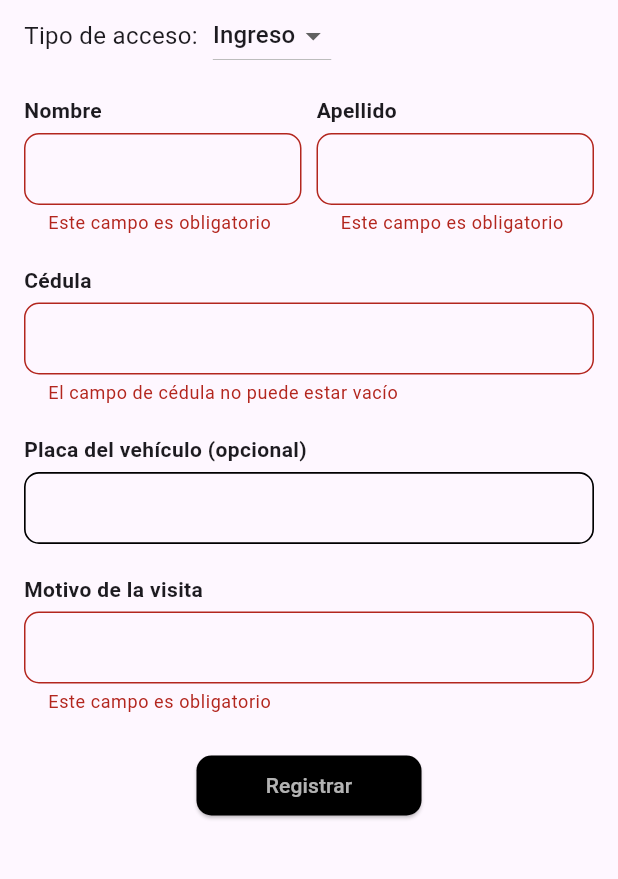
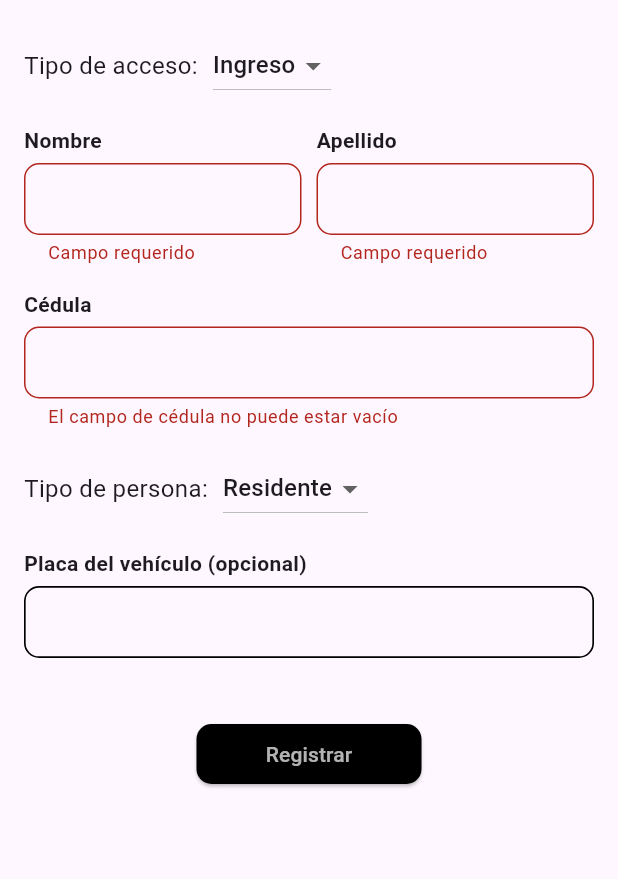
Before and after one commit to EdisonParedes/control_app, a Flutter app: the EntryExitScreen screen opened directly, after a tap on "Registrar", on a phone screen of 412 x 824 dp, the part 113-992 px from its top. Run offline on Flutter 3.47's test engine with Material 3 defaults, Android fonts, the phone set to English and light mode, and no system bars; our stand-ins replace cloud_firestore, firebase_auth, firebase_core, firebase_messaging, flutter_local_notifications, flutter_map and 6 more; missing offline and left inert: excel; accounts and stored records are empty; key blocks and very long unbroken strings in the code were emptied for the run.

Commit message:
4 commit

```diff
--- a/lib/screens/entry_exit_screen.dart
+++ b/lib/screens/entry_exit_screen.dart
@@ -22,20 +22,24 @@ class _EntryExitScreenState extends State<EntryExitScreen> {
   final TextEditingController _plateController = TextEditingController();
   final TextEditingController _reasonController = TextEditingController();
 
-  bool _isLoading = false;
-
   String _accessType = 'Ingreso';
+  String _personType = 'Residente';
+  String? _selectedReason;
+  final List<String> _motivosVisita = [
+    'Entrega',
+    'Reunión',
+    'Servicio Técnico',
+    'Visita Familiar',
+    'Otro',
+  ];
 
   Future<void> _registerAccess() async {
-    String cedula = _idController.text.trim();
-
     if (!_formKey.currentState!.validate()) return;
 
-    final dni = _idController.text.trim();
+    String dni = _idController.text.trim();
 
     if (_accessType == 'Ingreso') {
-      if (await cedulaTieneIngresoSinSalidaHoy(cedula)) {
-        // Mostrar alerta
+      if (await cedulaTieneIngresoSinSalidaHoy(dni)) {
         ScaffoldMessenger.of(context).showSnackBar(
           SnackBar(content: Text('Esta cédula ya fue registrada hoy.')),
         );
@@ -48,7 +52,7 @@ class _EntryExitScreenState extends State<EntryExitScreen> {
         'lastname': _lastnameController.text.trim(),
         'dni': dni,
         'plate': _plateController.text.trim(),
-        'reason': _reasonController.text.trim(),
+        'reason': _personType == 'Visitante' ? _selectedReason : 'Residente',
         'dateIn': Timestamp.now(),
         'dateOut': null,
         'timestamp': FieldValue.serverTimestamp(),
@@ -58,7 +62,6 @@ class _EntryExitScreenState extends State<EntryExitScreen> {
         SnackBar(content: Text('Ingreso registrado exitosamente.')),
       );
     } else {
-      // Lógica para registrar SALIDA
       final query =
           await FirebaseFirestore.instance
               .collection('access')
@@ -81,7 +84,6 @@ class _EntryExitScreenState extends State<EntryExitScreen> {
       }
 
       final docRef = query.docs.first.reference;
-
       await docRef.update({'dateOut': Timestamp.now()});
 
       ScaffoldMessenger.of(context).showSnackBar(
@@ -95,37 +97,30 @@ class _EntryExitScreenState extends State<EntryExitScreen> {
 
   Future<bool> isAuthorizedUser() async {
     final uid = FirebaseAuth.instance.currentUser?.uid;
-
     if (uid != null) {
       final doc =
           await FirebaseFirestore.instance.collection('users').doc(uid).get();
       final userRole = doc.data()?['rol'];
-
       return userRole == 'admin';
     }
-
     return false;
   }
 
   String? validateCedulaEcuatoriana(String? cedula) {
-    if (cedula == null || cedula.isEmpty) {
+    if (cedula == null || cedula.isEmpty)
       return 'El campo de cédula no puede estar vacío';
-    }
-    if (!RegExp(r'^\d{10}$').hasMatch(cedula)) {
-      return 'La cédula debe tener exactamente 10 dígitos \nnuméricos';
-    }
+    if (!RegExp(r'^\d{10}$').hasMatch(cedula))
+      return 'La cédula debe tener 10 dígitos numéricos';
 
     final digits = cedula.split('').map(int.parse).toList();
     final provinceCode = int.parse(cedula.substring(0, 2));
     final thirdDigit = digits[2];
 
-    if (provinceCode < 1 || provinceCode > 24) {
-      return 'El código de provincia (dos primeros dígitos)\n no es válido';
-    }
-    if (thirdDigit >= 6) {
-      return 'El tercer dígito no es válido para una cédula\n ecuatoriana';
-    }
-    // Algoritmo de validación del dígito verificador (módulo 10)
+    if (provinceCode < 1 || provinceCode > 24)
+      return 'Código de provincia inválido';
+    if (thirdDigit >= 6)
+      return 'Tercer dígito inválido para cédula ecuatoriana';
+
     int suma = 0;
     for (int i = 0; i < 9; i++) {
       int valor = digits[i];
@@ -138,10 +133,28 @@ class _EntryExitScreenState extends State<EntryExitScreen> {
     int verificador = 10 - (suma % 10);
     if (verificador == 10) verificador = 0;
 
-    if (verificador != digits[9]) {
-      return 'La cédula ingresada no es válida';
-    }
-    return null; // ✅ Cédula válida
+    if (verificador != digits[9]) return 'La cédula ingresada no es válida';
+    return null;
+  }
+
+  Future<bool> cedulaTieneIngresoSinSalidaHoy(String cedula) async {
+    final now = DateTime.now();
+    final startOfDay = DateTime(now.year, now.month, now.day);
+    final endOfDay = DateTime(now.year, now.month, now.day, 23, 59, 59);
+
+    final query =
+        await FirebaseFirestore.instance
+            .collection('access')
+            .where('dni', isEqualTo: cedula)
+            .where(
+              'dateIn',
+              isGreaterThanOrEqualTo: Timestamp.fromDate(startOfDay),
+            )
+            .where('dateIn', isLessThanOrEqualTo: Timestamp.fromDate(endOfDay))
+            .where('dateOut', isNull: true)
+            .get();
+
+    return query.docs.isNotEmpty;
   }
 
   Future<List<Map<String, dynamic>>> obtenerDatosDeAccesos() async {
@@ -171,140 +184,28 @@ class _EntryExitScreenState extends State<EntryExitScreen> {
     }).toList();
   }
 
-  @override
-  Widget build(BuildContext context) {
-    return Scaffold(
-      body: SafeArea(
-        child: SingleChildScrollView(
-          padding: const EdgeInsets.all(16.0),
-          child: Form(
-            key: _formKey,
-            child: Column(
-              crossAxisAlignment: CrossAxisAlignment.start,
-              children: [
-                const SizedBox(height: 30),
-                Center(
-                  child: Text(
-                    'Control de Ingreso y Salida',
-                    style: TextStyle(fontSize: 20, fontWeight: FontWeight.bold),
-                  ),
-                ),
-                const SizedBox(width: 20),
-                Row(
-                  children: [
-                    const Text(
-                      'Tipo de acceso:',
-                      style: TextStyle(fontSize: 16),
-                    ),
-                    const SizedBox(width: 10),
-                    DropdownButton<String>(
-                      value: _accessType,
-                      items:
-                          ['Ingreso', 'Salida'].map((tipo) {
-                            return DropdownMenuItem(
-                              value: tipo,
-                              child: Text(tipo),
-                            );
-                          }).toList(),
-                      onChanged: (value) {
-                        setState(() {
-                          _accessType = value!;
-                        });
-                      },
-                    ),
-                  ],
-                ),
-                const SizedBox(height: 16),
+  Future<void> _exportToPdf() async {
+    final datos = await obtenerDatosDeAccesos();
+    final pdfData = await PdfGenerator.generatePdf(datos);
+    await Printing.layoutPdf(onLayout: (PdfPageFormat format) async => pdfData);
+  }
 
-                // Solo si es INGRESO
-                if (_accessType == 'Ingreso') ...[
-                  Row(
-                    children: [
-                      Expanded(
-                        child: _buildTextField(
-                          'Nombre',
-                          _nameController,
-                          validator:
-                              (value) =>
-                                  value!.isEmpty
-                                      ? 'Este campo es obligatorio'
-                                      : null,
-                        ),
-                      ),
-                      const SizedBox(width: 10),
-                      Expanded(
-                        child: _buildTextField(
-                          'Apellido',
-                          _lastnameController,
-                          validator:
-                              (value) =>
-                                  value!.isEmpty
-                                      ? 'Este campo es obligatorio'
-                                      : null,
-                        ),
-                      ),
-                    ],
-                  ),
-                  const SizedBox(height: 20),
-                ],
+  Future<void> _exportToExcel() async {
+    final data = await obtenerDatosDeAccesos();
+    Navigator.push(
+      context,
+      MaterialPageRoute(builder: (_) => ExcelPreviewScreen(ingresos: data)),
+    );
+  }
 
-                // Siempre mostrar cédula
-                _buildTextField(
-                  'Cédula',
-                  _idController,
-                  validator: validateCedulaEcuatoriana,
-                ),
-                const SizedBox(height: 20),
-
-                // Solo si es INGRESO
-                if (_accessType == 'Ingreso') ...[
-                  _buildTextField(
-                    'Placa del vehículo (opcional)',
-                    _plateController,
-                  ),
-                  const SizedBox(height: 20),
-                  _buildTextField(
-                    'Motivo de la visita',
-                    _reasonController,
-                    validator:
-                        (value) =>
-                            value!.isEmpty ? 'Este campo es obligatorio' : null,
-                  ),
-                  const SizedBox(height: 24),
-                ],
-
-                // Botón Registrar
-                Center(child: _buildRegisterButton()),
-                const SizedBox(height: 10),
-
-                // Botones visibles solo para usuarios autorizados
-                FutureBuilder<bool>(
-                  future: isAuthorizedUser(),
-                  builder: (context, snapshot) {
-                    if (snapshot.connectionState == ConnectionState.waiting) {
-                      return const Center(child: CircularProgressIndicator());
-                    } else if (snapshot.hasData && snapshot.data == true) {
-                      return Center(
-                        child: Row(
-                          mainAxisAlignment: MainAxisAlignment.center,
-                          children: [
-                            _buildExportPdfButton(),
-                            const SizedBox(width: 5),
-                            _buildExportExcelButton(),
-                          ],
-                        ),
-                      );
-                    } else {
-                      return const SizedBox(); // No muestra nada si no es autorizado
-                    }
-                  },
-                ),
-              ],
-            ),
-          ),
-        ),
-      ),
-    );
+  void _clearControllers() {
+    _nameController.clear();
+    _lastnameController.clear();
+    _idController.clear();
+    _plateController.clear();
+    _reasonController.clear();
+    _selectedReason = null;
+    _personType = 'Residente';
   }
 
   Widget _buildTextField(
@@ -312,7 +213,7 @@ class _EntryExitScreenState extends State<EntryExitScreen> {
     TextEditingController controller, {
     bool obscureText = false,
     String? hintText,
-    String? Function(String?)? validator, // Agregamos el validator aquí
+    String? Function(String?)? validator,
   }) {
     return Column(
       crossAxisAlignment: CrossAxisAlignment.start,
@@ -363,56 +264,6 @@ class _EntryExitScreenState extends State<EntryExitScreen> {
     );
   }
 
-  Future<bool> cedulaTieneIngresoSinSalidaHoy(String cedula) async {
-    final now = DateTime.now();
-    final startOfDay = DateTime(now.year, now.month, now.day);
-    final endOfDay = DateTime(now.year, now.month, now.day, 23, 59, 59);
-
-    final query =
-        await FirebaseFirestore.instance
-            .collection('access')
-            .where('dni', isEqualTo: cedula)
-            .where(
-              'dateIn',
-              isGreaterThanOrEqualTo: Timestamp.fromDate(startOfDay),
-            )
-            .where('dateIn', isLessThanOrEqualTo: Timestamp.fromDate(endOfDay))
-            .where('dateOut', isNull: true)
-            .get();
-
-    return query.docs.isNotEmpty;
-  }
-
-  Future<List<Map<String, dynamic>>> getIngresos() async {
-    List<Map<String, dynamic>> ingresosList = [];
-    try {
-      QuerySnapshot querySnapshot =
-          await FirebaseFirestore.instance.collection('access').get();
-
-      for (var doc in querySnapshot.docs) {
-        ingresosList.add(doc.data() as Map<String, dynamic>);
-      }
-    } catch (e) {
-      print('Error al obtener ingresos: $e');
-    }
-    return ingresosList;
-  }
-
-  Future<void> _exportToPdf() async {
-    final datos = await obtenerDatosDeAccesos();
-    final pdfData = await PdfGenerator.generatePdf(datos);
-    await Printing.layoutPdf(onLayout: (PdfPageFormat format) async => pdfData);
-  }
-
-  Future<void> _exportToExcel() async {
-    final data = await obtenerDatosDeAccesos();
-
-    Navigator.push(
-      context,
-      MaterialPageRoute(builder: (_) => ExcelPreviewScreen(ingresos: data)),
-    );
-  }
-
   Widget _buildExportPdfButton() {
     return ElevatedButton.icon(
       onPressed: _exportToPdf,
@@ -443,11 +294,175 @@ class _EntryExitScreenState extends State<EntryExitScreen> {
     );
   }
 
-  void _clearControllers() {
-    _nameController.clear();
-    _lastnameController.clear();
-    _idController.clear();
-    _plateController.clear();
-    _reasonController.clear();
+  @override
+  Widget build(BuildContext context) {
+    return Scaffold(
+      body: SafeArea(
+        child: SingleChildScrollView(
+          padding: const EdgeInsets.all(16.0),
+          child: Form(
+            key: _formKey,
+            child: Column(
+              crossAxisAlignment: CrossAxisAlignment.start,
+              children: [
+                const SizedBox(height: 30),
+                Center(
+                  child: Text(
+                    'Control de Ingreso y Salida',
+                    style: TextStyle(fontSize: 20, fontWeight: FontWeight.bold),
+                  ),
+                ),
+                const SizedBox(height: 20),
+                Row(
+                  children: [
+                    const Text(
+                      'Tipo de acceso:',
+                      style: TextStyle(fontSize: 16),
+                    ),
+                    const SizedBox(width: 10),
+                    DropdownButton<String>(
+                      value: _accessType,
+                      items:
+                          ['Ingreso', 'Salida']
+                              .map(
+                                (tipo) => DropdownMenuItem(
+                                  value: tipo,
+                                  child: Text(tipo),
+                                ),
+                              )
+                              .toList(),
+                      onChanged: (value) {
+                        setState(() {
+                          _accessType = value!;
+                        });
+                      },
+                    ),
+                  ],
+                ),
+                const SizedBox(height: 16),
+                if (_accessType == 'Ingreso') ...[
+                  Row(
+                    children: [
+                      Expanded(
+                        child: _buildTextField(
+                          'Nombre',
+                          _nameController,
+                          validator:
+                              (v) => v!.isEmpty ? 'Campo requerido' : null,
+                        ),
+                      ),
+                      const SizedBox(width: 10),
+                      Expanded(
+                        child: _buildTextField(
+                          'Apellido',
+                          _lastnameController,
+                          validator:
+                              (v) => v!.isEmpty ? 'Campo requerido' : null,
+                        ),
+                      ),
+                    ],
+                  ),
+                  const SizedBox(height: 16),
+                ],
+                _buildTextField(
+                  'Cédula',
+                  _idController,
+                  validator: validateCedulaEcuatoriana,
+                ),
+                const SizedBox(height: 16),
+                if (_accessType == 'Ingreso') ...[
+                  Row(
+                    children: [
+                      const Text(
+                        'Tipo de persona:',
+                        style: TextStyle(fontSize: 16),
+                      ),
+                      const SizedBox(width: 10),
+                      DropdownButton<String>(
+                        value: _personType,
+                        items:
+                            ['Residente', 'Visitante']
+                                .map(
+                                  (tipo) => DropdownMenuItem(
+                                    value: tipo,
+                                    child: Text(tipo),
+                                  ),
+                                )
+                                .toList(),
+                        onChanged: (value) {
+                          setState(() {
+                            _personType = value!;
+                            _selectedReason = null;
+                          });
+                        },
+                      ),
+                    ],
+                  ),
+                  const SizedBox(height: 16),
+                  _buildTextField(
+                    'Placa del vehículo (opcional)',
+                    _plateController,
+                  ),
+                  const SizedBox(height: 16),
+                  if (_personType == 'Visitante')
+                    DropdownButtonFormField<String>(
+                      value: _selectedReason,
+                      decoration: InputDecoration(
+                        labelText: 'Motivo de la visita',
+                        border: OutlineInputBorder(
+                          borderRadius: BorderRadius.circular(10),
+                        ),
+                      ),
+                      items:
+                          _motivosVisita
+                              .map(
+                                (motivo) => DropdownMenuItem(
+                                  value: motivo,
+                                  child: Text(motivo),
+                                ),
+                              )
+                              .toList(),
+                      onChanged: (value) {
+                        setState(() {
+                          _selectedReason = value;
+                        });
+                      },
+                      validator:
+                          (value) =>
+                              _personType == 'Visitante' && value == null
+                                  ? 'Debe seleccionar un motivo'
+                                  : null,
+                    ),
+                  const SizedBox(height: 24),
+                ],
+                Center(child: _buildRegisterButton()),
+                const SizedBox(height: 10),
+                FutureBuilder<bool>(
+                  future: isAuthorizedUser(),
+                  builder: (context, snapshot) {
+                    if (snapshot.connectionState == ConnectionState.waiting) {
+                      return const Center(child: CircularProgressIndicator());
+                    } else if (snapshot.hasData && snapshot.data == true) {
+                      return Center(
+                        child: Row(
+                          mainAxisAlignment: MainAxisAlignment.center,
+                          children: [
+                            _buildExportPdfButton(),
+                            const SizedBox(width: 5),
+                            _buildExportExcelButton(),
+                          ],
+                        ),
+                      );
+                    } else {
+                      return const SizedBox();
+                    }
+                  },
+                ),
+              ],
+            ),
+          ),
+        ),
+      ),
+    );
   }
 }
```
Also changed, not shown: lib/main.dart (line endings or trailing spaces).
